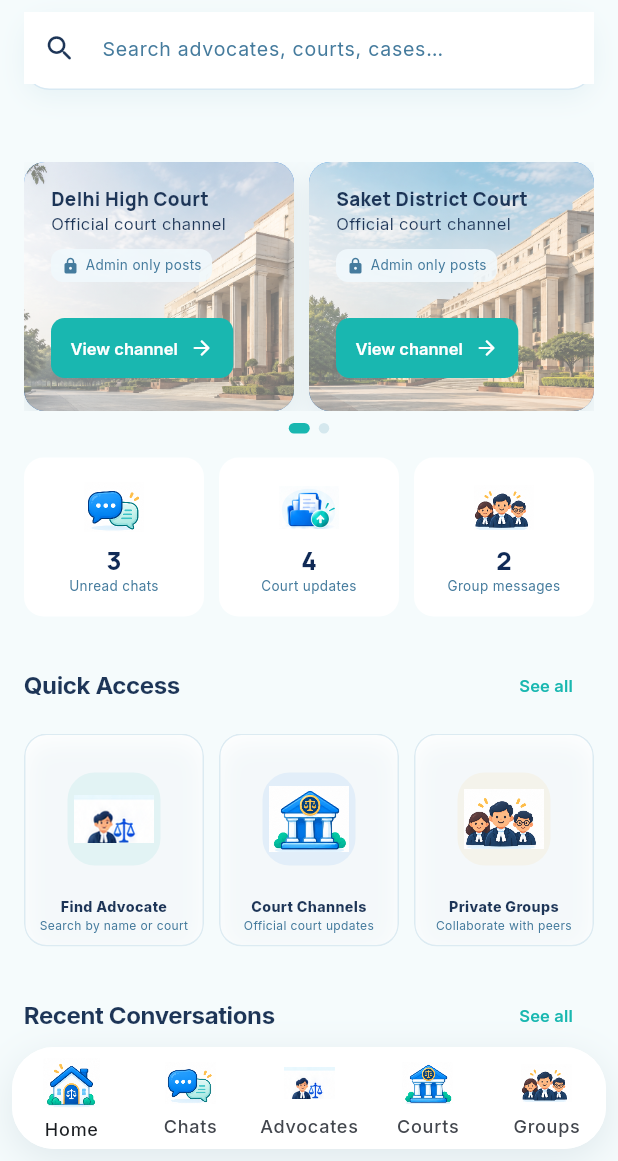
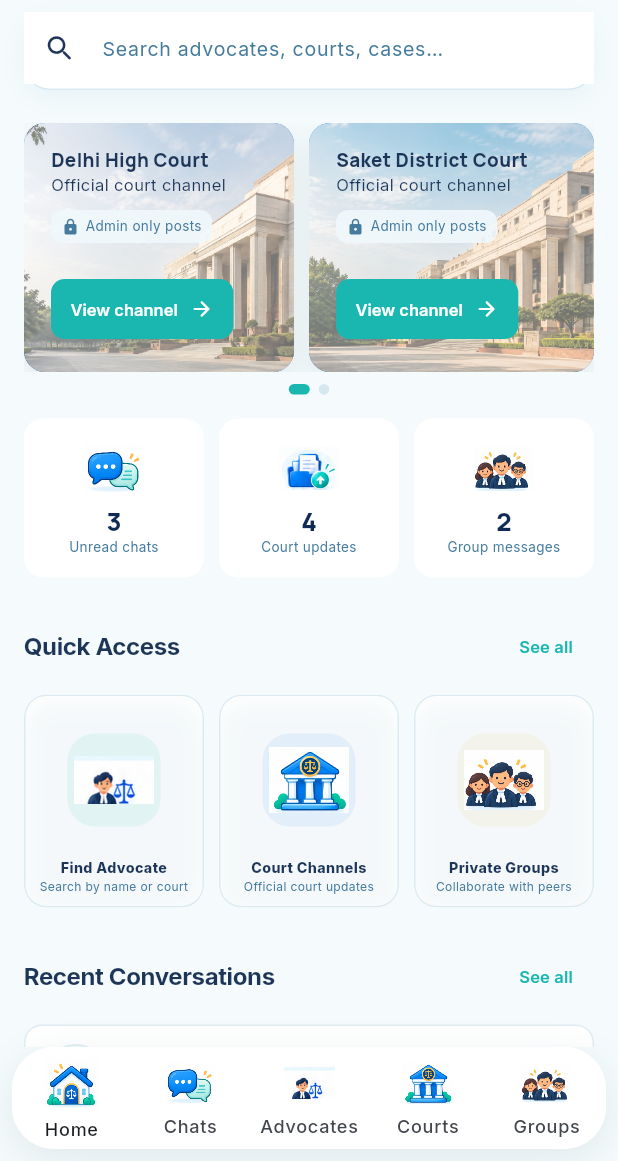
Before and after one commit to anishdandapatdev/Vakilsetu, a Flutter app: the AppShell screen opened directly, on a phone screen of 412 x 824 dp, the part 75-1236 px from its top. Run offline on Flutter 3.47's test engine with Material 3 defaults, Android fonts, the light colour scheme and no system bars; our stand-ins replace cloud_firestore, file_picker, firebase_auth, firebase_core, flutter_secure_storage, socket_io_client; accounts and stored records are empty.

Commit message:
fix(home): resolve blank UI by replacing custom scrollview sliver header with robust column and instant store initialization

```diff
--- a/lib/app/app_shell.dart
+++ b/lib/app/app_shell.dart
@@ -40,6 +40,8 @@
   bool conversationOpen = false;
   String directoryQuery = '';
   MessagingRepository? messagingRepository;
+  late final FirestoreCourtRepository courtRepository;
+  late final FirestoreAdvocatesRepository advocatesRepository;
   final labels = [
     'Home',
     'Chats',
@@ -65,6 +67,8 @@
     super.initState();
     selected = widget.startProfile ? 6 : 0;
     messagingRepository = FirestoreMessagingRepository();
+    courtRepository = FirestoreCourtRepository();
+    advocatesRepository = FirestoreAdvocatesRepository();
   }
 
   @override
@@ -165,8 +169,6 @@
     builder: (context, _) {
       final wide = MediaQuery.sizeOf(context).width >= 980;
       final store = widget.store;
-      final advocatesRepository = FirestoreAdvocatesRepository();
-      final courtRepository = FirestoreCourtRepository();
       final pages = [
         Dashboard(
           store: store,
--- a/lib/features/home/presentation/dashboard.dart
+++ b/lib/features/home/presentation/dashboard.dart
@@ -49,6 +49,8 @@
   @override
   void initState() {
     super.initState();
+    rooms = widget.store.rooms;
+    notices = widget.store.notices;
     _refresh();
     _subscribeSync();
   }
@@ -219,28 +221,31 @@
           color: _ice,
           child: SafeArea(
             bottom: false,
+            child: Column(
+              children: [
+                Padding(
+                  padding: EdgeInsets.fromLTRB(horizontal, 8, horizontal, 8),
+                  child: BrandedTopBar(
+                    initials: headerInitials,
+                    onAvatarTap: () => widget.onNavigate(6),
+                  ),
+                ),
+                Padding(
+                  padding: EdgeInsets.fromLTRB(horizontal, 0, horizontal, 8),
+                  child: _Search(onSearch: widget.onSearch),
+                ),
+                Expanded(
                   child: RefreshIndicator(
                     color: _royal,
                     onRefresh: _refresh,
-              child: CustomScrollView(
+                    child: SingleChildScrollView(
                       physics: const AlwaysScrollableScrollPhysics(),
-                slivers: [
-                  SliverPersistentHeader(
-                    pinned: true,
-                    delegate: StickyBrandSearchHeader(
-                      initials: headerInitials,
-                      search: _Search(onSearch: widget.onSearch),
-                      onAvatarTap: () => widget.onNavigate(6),
-                    ),
-                  ),
-              SliverPadding(
                       padding: EdgeInsets.fromLTRB(
                         horizontal,
-                  compact ? 8 : 16,
+                        compact ? 4 : 8,
                         horizontal,
                         compact ? 100 : 38,
                       ),
-                sliver: SliverToBoxAdapter(
                       child: Align(
                         alignment: Alignment.topCenter,
                         child: ConstrainedBox(
@@ -248,7 +253,7 @@
                           child: Column(
                             crossAxisAlignment: CrossAxisAlignment.stretch,
                             children: [
-                          const SizedBox(height: 18),
+                              const SizedBox(height: 10),
                               _CourtHighlights(
                                 onOpen: () => widget.onNavigate(3),
                                 channels: (channels != null && channels!.isNotEmpty)
@@ -383,8 +388,8 @@
                       ),
                     ),
                   ),
+                ),
               ],
-              ),
             ),
           ),
         );
```
Also changed, not shown: lib/design_system/ui.dart (+6 -3 lines), lib/features/court_channels/presentation/court_rooms_page.dart (+18 -16 lines), lib/features/directory/presentation/directory_page.dart (+19 -17 lines). Lines whose indentation alone changed are shown as unchanged.
